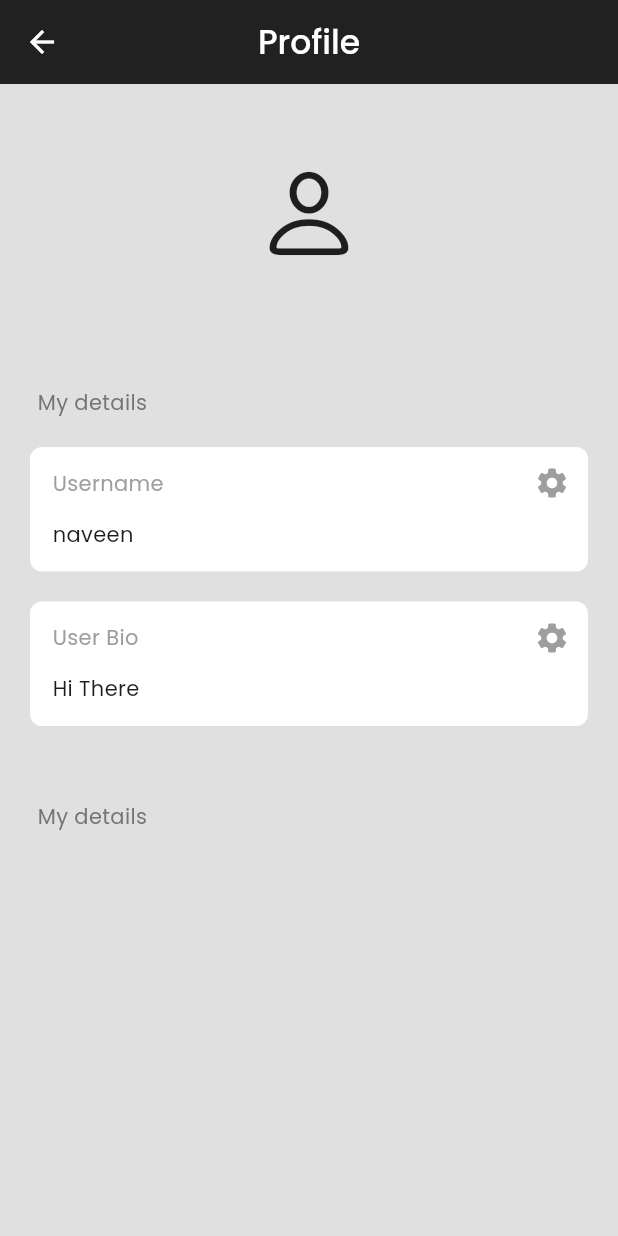
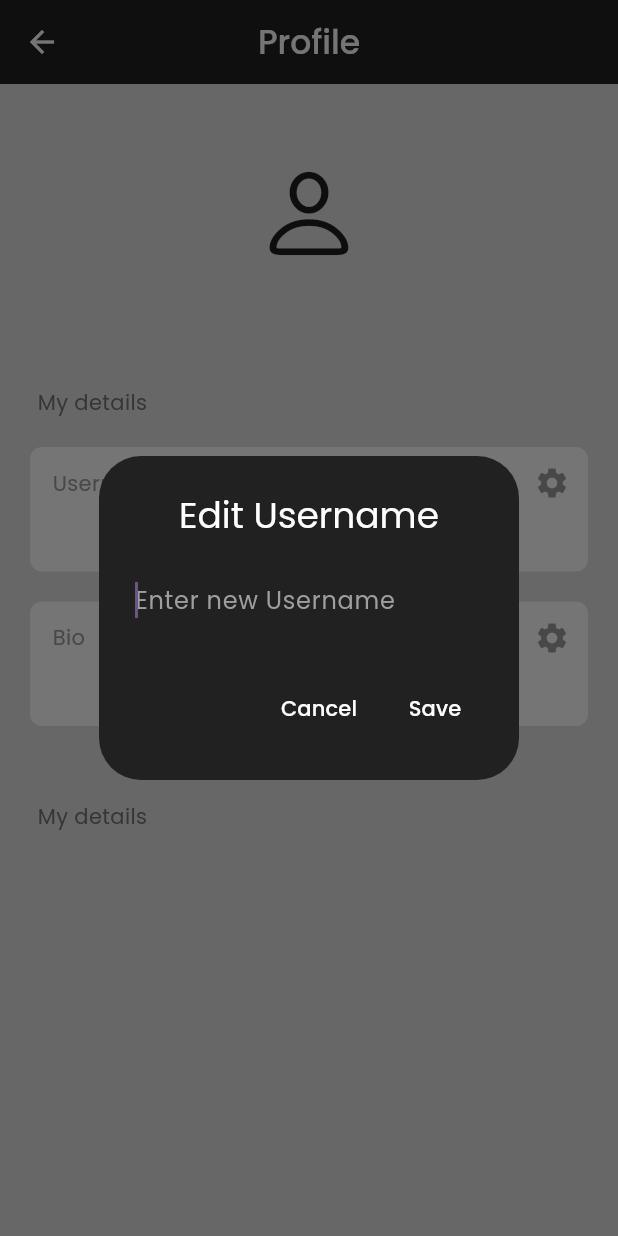
Before and after one commit to The-Naveen-Chandra/Make-LinkUp, a Flutter app: the ProfileScreen screen opened directly, after a tap on the "settings" icon, on a phone screen of 412 x 824 dp. Run offline on Flutter 3.47's test engine with Material 2 defaults, Android fonts, the phone set to English and light mode, and no system bars; our stand-ins replace cloud_firestore, firebase_auth, firebase_core, google_fonts, google_sign_in; accounts and stored records are empty.

Commit message:
Dev. Edit Profile Method

```diff
--- a/lib/screens/profile_screen.dart
+++ b/lib/screens/profile_screen.dart
@@ -1,7 +1,9 @@
+import 'package:cloud_firestore/cloud_firestore.dart';
 import 'package:firebase_auth/firebase_auth.dart';
 import 'package:flutter/cupertino.dart';
 import 'package:flutter/material.dart';
 import 'package:google_fonts/google_fonts.dart';
+import 'package:linkup_app/components/my_alert_dialog.dart';
 import 'package:linkup_app/components/text_box.dart';
 
 class ProfileScreen extends StatefulWidget {
@@ -15,8 +17,77 @@ class _ProfileScreenState extends State<ProfileScreen> {
   // current user
   final currentUser = FirebaseAuth.instance.currentUser!;
 
+  // all the users
+  final userCollection = FirebaseFirestore.instance.collection("Users");
+
   // edit field
-  Future<void> editField(String field) async {}
+  Future<void> editField(String field) async {
+    String newValue = "";
+    await showDialog(
+      context: context,
+      builder: (context) => AlertDialog(
+        backgroundColor: Colors.grey[900],
+        surfaceTintColor: Colors.transparent,
+        title: Center(
+          child: Text(
+            "Edit $field",
+            style: GoogleFonts.poppins(
+              color: Colors.white,
+            ),
+          ),
+        ),
+        content: TextField(
+          autofocus: true,
+          style: GoogleFonts.poppins(
+            color: Colors.white,
+          ),
+          decoration: InputDecoration(
+            border: InputBorder.none,
+            hintText: "Enter new $field",
+            hintStyle: GoogleFonts.poppins(
+              color: Colors.grey,
+            ),
+          ),
+          onChanged: (value) {
+            newValue = value;
+          },
+        ),
+        actions: [
+          // cancel button
+          TextButton(
+            onPressed: () => Navigator.pop(context),
+            child: Text(
+              "Cancel",
+              style: GoogleFonts.poppins(
+                color: Colors.white,
+              ),
+            ),
+          ),
+
+          // const SizedBox(width: 30),
+
+          // save button
+          TextButton(
+            onPressed: () => Navigator.of(context).pop(newValue),
+            child: Text(
+              "Save",
+              style: GoogleFonts.poppins(
+                color: Colors.white,
+              ),
+            ),
+          ),
+        ],
+      ),
+    );
+
+    // update in firestore
+    if (newValue.trim().isNotEmpty) {
+      // only update if there is something in the textfield
+      await userCollection.doc(currentUser.email).update({
+        field: newValue,
+      });
+    }
+  }
 
   @override
   Widget build(BuildContext context) {
@@ -36,7 +107,17 @@ class _ProfileScreenState extends State<ProfileScreen> {
           ),
         ),
       ),
-      body: ListView(
+      body: StreamBuilder<DocumentSnapshot>(
+        stream: FirebaseFirestore.instance
+            .collection("Users")
+            .doc(currentUser.email)
+            .snapshots(),
+        builder: (context, snapshot) {
+          // get the user data
+          if (snapshot.hasData) {
+            final userData = snapshot.data!.data() as Map<String, dynamic>;
+
+            return ListView(
               children: [
                 const SizedBox(height: 50),
                 // profile pic
@@ -71,16 +152,16 @@ class _ProfileScreenState extends State<ProfileScreen> {
 
                 // username
                 TextBox(
-            sectionName: 'Username',
-            text: "naveen",
-            onPressed: () => editField('username'),
+                  sectionName: "Username",
+                  text: userData['Username'],
+                  onPressed: () => editField("Username"),
                 ),
 
                 // bio
                 TextBox(
-            sectionName: 'User Bio',
-            text: "Hi There",
-            onPressed: () => editField('username'),
+                  sectionName: "Bio",
+                  text: userData['Bio'],
+                  onPressed: () => editField("Bio"),
                 ),
 
                 const SizedBox(height: 50),
@@ -96,6 +177,15 @@ class _ProfileScreenState extends State<ProfileScreen> {
                   ),
                 ),
               ],
+            );
+          } else if (snapshot.hasError) {
+            return MyAlertDialog(content: snapshot.error.toString());
+          }
+
+          return const Center(
+            child: CupertinoActivityIndicator(),
+          );
+        },
       ),
     );
   }
```
Lines whose indentation alone changed are shown as unchanged.
